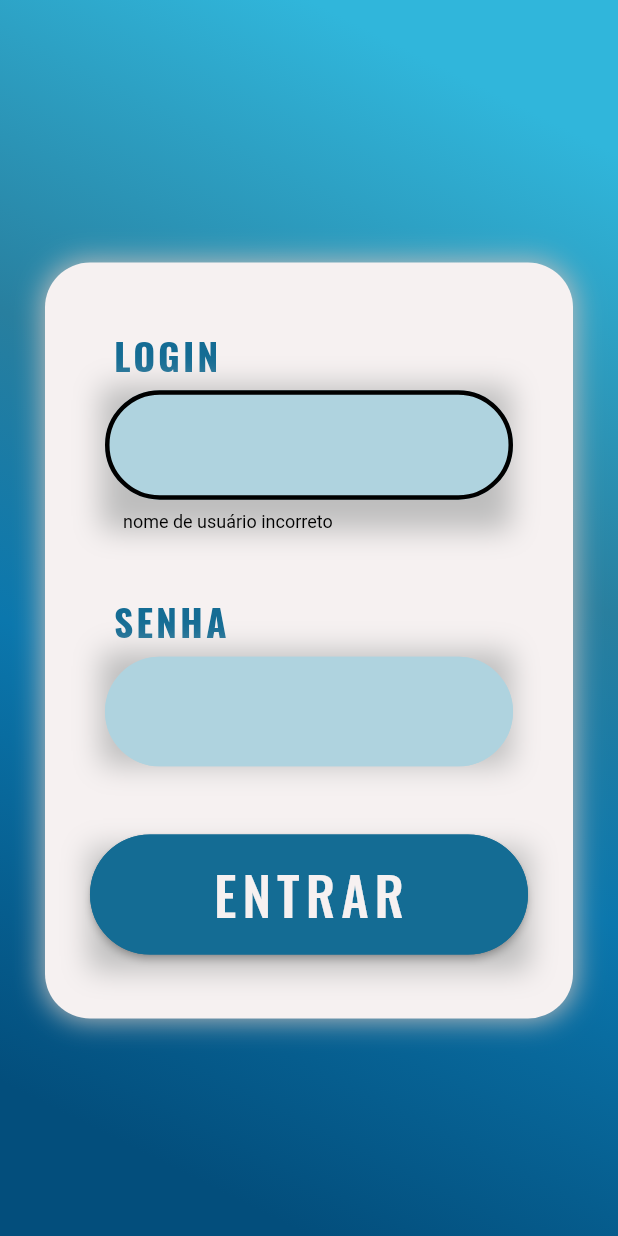
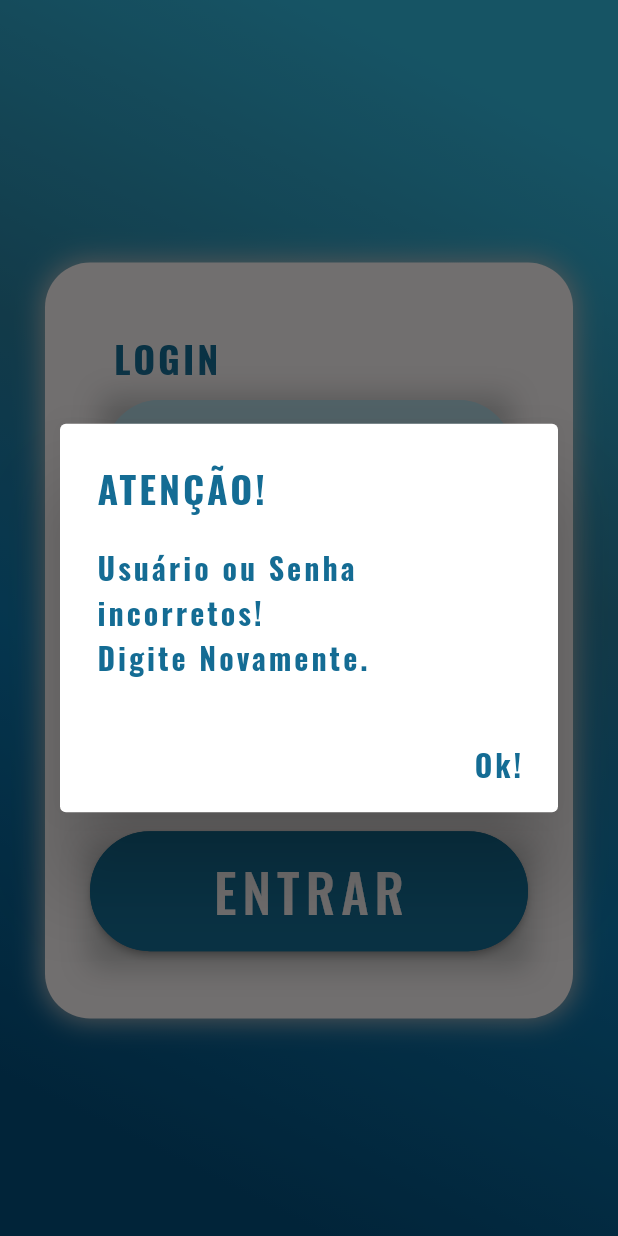
Before and after one commit to RafaelMendesDeveloper/Final_Project, a Flutter app: the OwnerLogin screen opened by its route, after a tap on "ENTRAR", on a phone screen of 412 x 824 dp. Run offline on Flutter 3.47's test engine with Material 2 defaults, Android fonts, the phone set to English and light mode, and no system bars; our stand-ins replace google_fonts, sqflite; accounts and stored records are empty.

Commit message:
login done

```diff
--- a/projeto_final/lib/controller/login_admin.dart
+++ b/projeto_final/lib/controller/login_admin.dart
@@ -1,6 +1,7 @@
 import 'package:flutter/material.dart';
-import '../../controller/database.dart';
 import '../../entities/admin.dart';
+import '../model/database.dart';
+
 
 class AdminProvider with ChangeNotifier {
   AdminProvider() {
@@ -44,8 +45,6 @@ class AdminProvider with ChangeNotifier {
 
     listAdmin.clear();
     listAdmin.addAll(list);
-    print(
-        'HERE ---------------------------------------> ${listAdmin.length}');
 
     notifyListeners();
   }
--- /dev/null
+++ b/projeto_final/lib/controller/login_owner.dart
@@ -0,0 +1,33 @@
+import 'package:flutter/material.dart';
+import 'package:projeto_final/model/database.dart';
+
+import '../entities/admin.dart';
+
+class LoginAdmProvider with ChangeNotifier {
+  final TextEditingController loginController = TextEditingController();
+  final TextEditingController passwordController = TextEditingController();
+
+  Future<dynamic> getAdmin(String username) async {
+    final database = await getDatabase();
+    final List<Map<String, dynamic>> result = await database.query(
+      TabelAdmin.tableName,
+    );
+
+    if (result.isNotEmpty) {
+      final item = result.first;
+      username = item[TabelAdmin.username];
+
+      return Admin(
+        cpf: item[TabelAdmin.cpf],
+        fullName: item[TabelAdmin.fullname],
+        username: item[TabelAdmin.username],
+        password: item[TabelAdmin.password],
+      );
+    }
+
+    notifyListeners();
+    return null;
+  }
+
+
+}
--- a/projeto_final/lib/controller/signup_controllers.dart
+++ b/projeto_final/lib/controller/signup_controllers.dart
@@ -2,8 +2,9 @@
 
 import 'dart:math';
 import 'package:flutter/material.dart';
-import '../../controller/database.dart';
 import '../../entities/dealership.dart';
+import '../model/database.dart';
+
 
 class FormProvider with ChangeNotifier {
   FormProvider() {
@@ -52,9 +53,6 @@ class FormProvider with ChangeNotifier {
     listDealership.clear();
     listDealership.addAll(list);
 
-    print(
-        'HERE ---------------------------------------> ${listDealership.length}');
-
     notifyListeners();
   }
 
--- a/projeto_final/lib/model/db_class.dart
+++ /dev/null
@@ -1,31 +0,0 @@
-class DbClass {
-  String? login;
-  String? password;
-// TextEditingController loginController = TextEditingController();
-// TextEditingController passwordController = TextEditingController();
-
-  DbClass({this.login, this.password});
-
-  // ignore: type_annotate_public_apis
-  andersonLogin() {
-    if (login != 'anderson') {
-      return false;
-    }
-  }
-
-  // ignore: type_annotate_public_apis
-  andersonPassword() {
-    if (password != '123456') {
-      return false;
-    }
-  }
-
-  // ignore: type_annotate_public_apis
-  andersonSignIn() async {
-    if (login == 'anderson' && password == '123456') {
-      return true;
-    } else {
-      return false;
-    }
-  }
-}
--- a/projeto_final/lib/screen/owner/form_signup.dart
+++ b/projeto_final/lib/screen/owner/form_signup.dart
@@ -200,13 +200,13 @@ class SignUpDealerships extends StatelessWidget {
                             'Intermediário',
                             'Avançado',
                             'Personalizado',
-                          ].map((String value) {
+                          ].map((value) {
                             return DropdownMenuItem<String>(
                               value: value,
                               child: Text(value),
                             );
                           }).toList(),
-                          onChanged: (String? newValue) {
+                          onChanged: (newValue) {
                             _controllerAutonomyLevel.text = newValue!;
                           },
                           decoration: InputDecoration(
--- a/projeto_final/lib/screen/owner/login_owner.dart
+++ b/projeto_final/lib/screen/owner/login_owner.dart
@@ -1,15 +1,30 @@
+// ignore_for_file: use_build_context_synchronously
+
 import 'package:flutter/material.dart';
 import 'package:google_fonts/google_fonts.dart';
-import '../../model/db_class.dart';
+import 'package:provider/provider.dart';
+import '../../controller/login_admin.dart';
+import 'package:projeto_final/controller/login_owner.dart';
+
+class LoginAdminController extends StatelessWidget {
+  const LoginAdminController({super.key});
+
+  @override
+  Widget build(BuildContext context) {
+    return ChangeNotifierProvider(
+      create: (context) => AdminProvider(),
+      child: Scaffold(
+        body: OwnerLogin(),
+      ),
+    );
+  }
+}
 
 class OwnerLogin extends StatelessWidget {
   OwnerLogin({super.key});
 
   final _formOwnerKey = GlobalKey<FormState>();
-  final DbClass formAnderson = DbClass();
-  final TextEditingController loginController = TextEditingController();
-  final TextEditingController passwordController = TextEditingController();
-  int flag = 0;
+  final _loginState = LoginAdmProvider();
 
   @override
   Widget build(BuildContext context) {
@@ -94,7 +109,7 @@ class OwnerLogin extends StatelessWidget {
                         style: GoogleFonts.oswald(
                           fontSize: 22,
                         ),
-                        controller: loginController,
+                        controller: _loginState.loginController,
                         cursorColor: const Color.fromARGB(255, 20, 108, 148),
                         decoration: InputDecoration(
                           errorStyle: const TextStyle(
@@ -127,11 +142,6 @@ class OwnerLogin extends StatelessWidget {
                           fillColor: const Color.fromARGB(255, 175, 211, 223),
                         ),
                         validator: (value) {
-                          if (value != 'anderson') {
-                            flag = 0;
-                            return 'nome de usuário incorreto';
-                          }
-                          flag = 1;
                           return null;
                         },
                       ),
@@ -168,7 +178,7 @@ class OwnerLogin extends StatelessWidget {
                         style: GoogleFonts.oswald(
                           fontSize: 22,
                         ),
-                        controller: passwordController,
+                        controller: _loginState.passwordController,
                         obscureText: true,
                         cursorColor: const Color.fromARGB(255, 20, 108, 148),
                         decoration: InputDecoration(
@@ -202,9 +212,6 @@ class OwnerLogin extends StatelessWidget {
                           fillColor: const Color.fromARGB(255, 175, 211, 223),
                         ),
                         validator: (value) {
-                          if (value != '123456' && flag == 1) {
-                            return 'senha incorreta!';
-                          }
                           return null;
                         },
                       ),
@@ -229,12 +236,78 @@ class OwnerLogin extends StatelessWidget {
                         child: ElevatedButton(
                             onPressed: () async {
                               if (_formOwnerKey.currentState!.validate()) {
-                                formAnderson.login = loginController.text;
-                                formAnderson.password = passwordController.text;
-                                bool isValid =
-                                    await formAnderson.andersonSignIn();
-                                if (isValid) {
+                                final isValid = await _loginState
+                                    .getAdmin(_loginState.loginController.text);
+                                if (isValid != null &&
+                                    isValid.password ==
+                                        _loginState.passwordController.text) {
                                   Navigator.pushNamed(context, '/ownerpage');
+                                } else {
+                                  return showDialog<void>(
+                                    context: context,
+                                    barrierDismissible: false,
+                                    builder: (context) {
+                                      return AlertDialog(
+                                        title: Text('ATENÇÃO!',
+                                            style: GoogleFonts.oswald(
+                                                fontSize: 25,
+                                                letterSpacing: 2,
+                                                fontWeight: FontWeight.bold,
+                                                color: const Color.fromARGB(
+                                                    255, 20, 108, 148))),
+                                        content: SingleChildScrollView(
+                                          child: ListBody(
+                                            children: <Widget>[
+                                              Text(
+                                                  'Usuário ou Senha incorretos!'
+                                                  ,style: GoogleFonts.oswald(
+                                                      fontSize: 20,
+                                                      letterSpacing: 2,
+                                                      fontWeight:
+                                                          FontWeight.bold,
+                                                      color:
+                                                          const Color.fromARGB(
+                                                              255,
+                                                              20,
+                                                              108,
+                                                              148))),
+                                              Text('Digite Novamente.',
+                                                  style: GoogleFonts.oswald(
+                                                      fontSize: 20,
+                                                      letterSpacing: 2,
+                                                      fontWeight:
+                                                          FontWeight.bold,
+                                                      color:
+                                                          const Color.fromARGB(
+                                                              255,
+                                                              20,
+                                                              108,
+                                                              148))),
+                                            ],
+                                          ),
+                                        ),
+                                        actions: <Widget>[
+                                          TextButton(
+                                            child: Text('Ok!'
+                                            ,style: GoogleFonts.oswald(
+                                                      fontSize: 20,
+                                                      letterSpacing: 2,
+                                                      fontWeight:
+                                                          FontWeight.bold,
+                                                      color:
+                                                          const Color.fromARGB(
+                                                              255,
+                                                              20,
+                                                              108,
+                                                              148))),
+                                            onPressed: () {
+                                              Navigator.of(context).pop();
+                                            },
+                                          ),
+                                        ],
+                                      );
+                                    },
+                                  );
                                 }
                               }
                             },
--- a/projeto_final/lib/screen/owner/owner_homepage.dart
+++ b/projeto_final/lib/screen/owner/owner_homepage.dart
@@ -1,10 +1,24 @@
+import 'package:provider/provider.dart';
 import 'package:flutter/material.dart';
 import 'package:google_fonts/google_fonts.dart';
+import 'package:projeto_final/controller/login_owner.dart';
+
+class LoginAdminController extends StatelessWidget {
+  const LoginAdminController({super.key});
+
+  @override
+  Widget build(BuildContext context) {
+    return ChangeNotifierProvider(
+      create: (context) => LoginAdmProvider(),
+      child: const Scaffold(
+        body: OwnerHomePage(),
+      ),
+    );
+  }
+}
 
 class OwnerHomePage extends StatelessWidget {
   const OwnerHomePage({super.key});
-
-  static const String name = 'Anderson';
 
   @override
   Widget build(BuildContext context) {
@@ -55,7 +69,7 @@ class OwnerHomePage extends StatelessWidget {
                   Container(
                     margin: const EdgeInsets.fromLTRB(212, 25, 0, 0),
                     child: Text(
-                      name,
+                      'OI',
                       style: GoogleFonts.oswald(
                           fontSize: 25,
                           letterSpacing: 4,
```
Also changed, not shown: projeto_final/lib/model/database.dart (renamed from projeto_final/lib/controller/database.dart).
